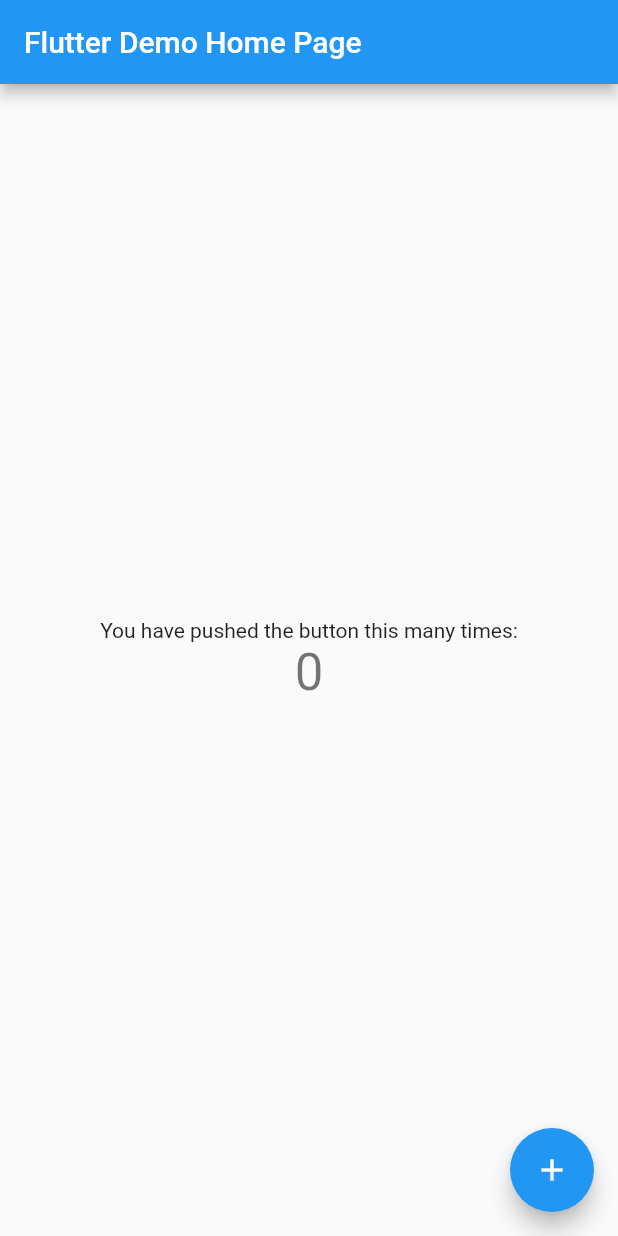
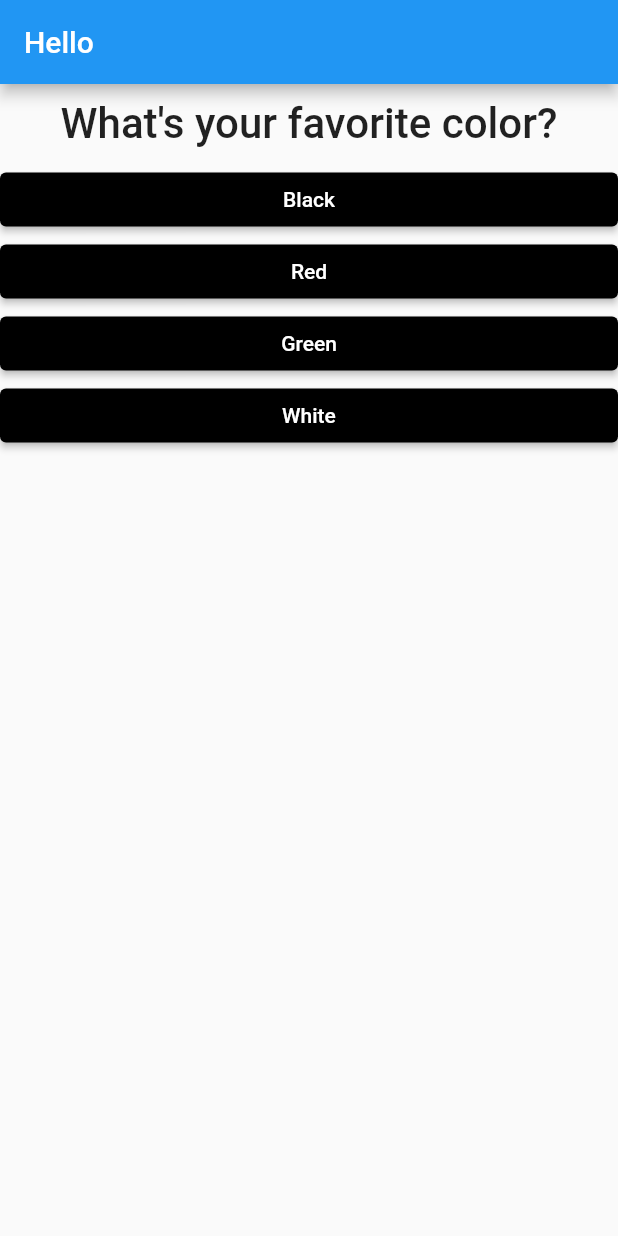
Before and after one commit to AdlyRadwika/quiz_app, a Flutter app: the screen it shows after launch, on a phone screen of 412 x 824 dp. Run offline on Flutter 3.47's test engine with Material 2 defaults, Android fonts, the phone set to English and light mode, and no system bars.

Commit message:
add homepage with quiz, questions, answers, and result widgets (finished)

```diff
--- a/lib/main.dart
+++ b/lib/main.dart
@@ -1,115 +1,15 @@
 import 'package:flutter/material.dart';
+import 'package:quiz_app/page/home/home.dart';
 
-void main() {
-  runApp(const MyApp());
-}
+void main() => runApp(const QuizApp());
 
-class MyApp extends StatelessWidget {
-  const MyApp({Key? key}) : super(key: key);
+class QuizApp extends StatelessWidget {
+  const QuizApp({Key? key}) : super(key: key);
 
-  // This widget is the root of your application.
   @override
   Widget build(BuildContext context) {
-    return MaterialApp(
-      title: 'Flutter Demo',
-      theme: ThemeData(
-        // This is the theme of your application.
-        //
-        // Try running your application with "flutter run". You'll see the
-        // application has a blue toolbar. Then, without quitting the app, try
-        // changing the primarySwatch below to Colors.green and then invoke
-        // "hot reload" (press "r" in the console where you ran "flutter run",
-        // or simply save your changes to "hot reload" in a Flutter IDE).
-        // Notice that the counter didn't reset back to zero; the application
-        // is not restarted.
-        primarySwatch: Colors.blue,
-      ),
-      home: const MyHomePage(title: 'Flutter Demo Home Page'),
+    return const MaterialApp(
+      home: HomePage(),
     );
   }
 }
-
-class MyHomePage extends StatefulWidget {
-  const MyHomePage({Key? key, required this.title}) : super(key: key);
-
-  // This widget is the home page of your application. It is stateful, meaning
-  // that it has a State object (defined below) that contains fields that affect
-  // how it looks.
-
-  // This class is the configuration for the state. It holds the values (in this
-  // case the title) provided by the parent (in this case the App widget) and
-  // used by the build method of the State. Fields in a Widget subclass are
-  // always marked "final".
-
-  final String title;
-
-  @override
-  State<MyHomePage> createState() => _MyHomePageState();
-}
-
-class _MyHomePageState extends State<MyHomePage> {
-  int _counter = 0;
-
-  void _incrementCounter() {
-    setState(() {
-      // This call to setState tells the Flutter framework that something has
-      // changed in this State, which causes it to rerun the build method below
-      // so that the display can reflect the updated values. If we changed
-      // _counter without calling setState(), then the build method would not be
-      // called again, and so nothing would appear to happen.
-      _counter++;
-    });
-  }
-
-  @override
-  Widget build(BuildContext context) {
-    // This method is rerun every time setState is called, for instance as done
-    // by the _incrementCounter method above.
-    //
-    // The Flutter framework has been optimized to make rerunning build methods
-    // fast, so that you can just rebuild anything that needs updating rather
-    // than having to individually change instances of widgets.
-    return Scaffold(
-      appBar: AppBar(
-        // Here we take the value from the MyHomePage object that was created by
-        // the App.build method, and use it to set our appbar title.
-        title: Text(widget.title),
-      ),
-      body: Center(
-        // Center is a layout widget. It takes a single child and positions it
-        // in the middle of the parent.
-        child: Column(
-          // Column is also a layout widget. It takes a list of children and
-          // arranges them vertically. By default, it sizes itself to fit its
-          // children horizontally, and tries to be as tall as its parent.
-          //
-          // Invoke "debug painting" (press "p" in the console, choose the
-          // "Toggle Debug Paint" action from the Flutter Inspector in Android
-          // Studio, or the "Toggle Debug Paint" command in Visual Studio Code)
-          // to see the wireframe for each widget.
-          //
-          // Column has various properties to control how it sizes itself and
-          // how it positions its children. Here we use mainAxisAlignment to
-          // center the children vertically; the main axis here is the vertical
-          // axis because Columns are vertical (the cross axis would be
-          // horizontal).
-          mainAxisAlignment: MainAxisAlignment.center,
-          children: <Widget>[
-            const Text(
-              'You have pushed the button this many times:',
-            ),
-            Text(
-              '$_counter',
-              style: Theme.of(context).textTheme.headline4,
-            ),
-          ],
-        ),
-      ),
-      floatingActionButton: FloatingActionButton(
-        onPressed: _incrementCounter,
-        tooltip: 'Increment',
-        child: const Icon(Icons.add),
-      ), // This trailing comma makes auto-formatting nicer for build methods.
-    );
-  }
-}
--- /dev/null
+++ b/lib/page/home/home.dart
@@ -0,0 +1,72 @@
+import 'package:flutter/material.dart';
+
+import 'package:quiz_app/widgets/home/quiz_widget.dart';
+import 'package:quiz_app/widgets/home/result_widget.dart';
+
+class HomePage extends StatefulWidget {
+  const HomePage({Key? key}) : super(key: key);
+
+  @override
+  State<HomePage> createState() => _HomePageState();
+}
+
+class _HomePageState extends State<HomePage> {
+  final _questions = const [
+    {
+      'questionText': "What's your favorite color?",
+      'answers': [
+        {'text': 'Black', 'score': 10},
+        {'text': 'Red', 'score': 5},
+        {'text': 'Green', 'score': 3},
+        {'text': 'White', 'score': 1},
+      ],
+    },
+    {
+      'questionText': "What's your favorite animal?",
+      'answers': [
+        {'text': 'Cat', 'score': 10},
+        {'text': 'Dog', 'score': 5},
+        {'text': 'Snake', 'score': 3},
+        {'text': 'Rabbit', 'score': 1},
+      ],
+    },
+    {
+      'questionText': "What's your favorite food?",
+      'answers': [
+        {'text': 'Apple', 'score': 10},
+        {'text': 'Pie', 'score': 5},
+        {'text': 'Choco', 'score': 3},
+        {'text': 'Nuts', 'score': 1},
+      ],
+    },
+  ];
+
+  int _questionIndex = 0;
+  int _totalScore = 0;
+
+  void _answerQuestion(int score) {
+    _totalScore += score;
+    _questionIndex += 1;
+    setState(() {});
+  }
+
+  void _resetQuiz() {
+    _questionIndex = 0;
+    _totalScore = 0;
+    setState(() {});
+  }
+
+  @override
+  Widget build(BuildContext context) {
+    return Scaffold(
+      appBar: AppBar(
+        title: const Text('Hello'),
+      ),
+      body: Center(
+        child: _questionIndex < _questions.length
+          ? Quiz(answerQuestion: _answerQuestion, questionIndex: _questionIndex, questions: _questions,)
+          : Result(resultScore: _totalScore,resetHandler: _resetQuiz),
+      ),
+    );
+  }
+}
--- /dev/null
+++ b/lib/widgets/home/answer_widget.dart
@@ -0,0 +1,23 @@
+import 'package:flutter/material.dart';
+
+class Answers extends StatelessWidget {
+  final String answerText;
+  final VoidCallback selectHandler;
+
+  const Answers({Key? key, required this.selectHandler, required this.answerText}) : super(key: key);
+
+  @override
+  Widget build(BuildContext context) {
+    return SizedBox(
+      width: double.infinity,
+      child: ElevatedButton(
+        onPressed: selectHandler,
+        style: ElevatedButton.styleFrom(
+          onPrimary: Colors.white,
+          primary: Colors.black
+        ),
+        child: Text(answerText),
+      ),
+    );
+  }
+}
--- /dev/null
+++ b/lib/widgets/home/questions_widget.dart
@@ -0,0 +1,22 @@
+import 'package:flutter/material.dart';
+
+class Question extends StatelessWidget {
+  final String questionText;
+
+  const Question({Key? key, required this.questionText}) : super(key: key);
+
+  @override
+  Widget build(BuildContext context) {
+    return Container(
+      margin: const EdgeInsets.all(10),
+      child: Text(
+        questionText,
+        style: const TextStyle(
+          fontSize: 28,
+          fontWeight: FontWeight.w500,
+        ),
+        textAlign: TextAlign.center,
+      ),
+    );
+  }
+}
--- /dev/null
+++ b/lib/widgets/home/quiz_widget.dart
@@ -0,0 +1,38 @@
+import 'package:flutter/material.dart';
+
+import 'package:quiz_app/widgets/home/questions_widget.dart';
+import 'package:quiz_app/widgets/home/answer_widget.dart';
+
+class Quiz extends StatelessWidget {
+  final List<Map<String, Object>> questions;
+  final int questionIndex;
+  final Function(int) answerQuestion;
+
+  const Quiz(
+    {
+      Key? key,
+      required this.questions,
+      required this.answerQuestion,
+      required this.questionIndex,
+    }
+  ) : super(key: key);
+
+  @override
+  Widget build(BuildContext context) {
+    return Column(
+      children: [
+        Question(
+          questionText:
+          questions[questionIndex]['questionText'].toString(),
+        ),
+        ...(questions[questionIndex]['answers'] as List<Map<String, Object>>)
+            .map((answer) {
+          return Answers(
+            selectHandler: () => answerQuestion(answer['score'] as int),
+            answerText: answer['text'].toString(),
+          );
+        }).toList(),
+      ],
+    );
+  }
+}
--- /dev/null
+++ b/lib/widgets/home/result_widget.dart
@@ -0,0 +1,48 @@
+import 'package:flutter/material.dart';
+
+class Result extends StatelessWidget {
+  final int resultScore;
+  final VoidCallback resetHandler;
+
+  const Result({Key? key, required this.resultScore, required this.resetHandler}) : super(key: key);
+
+  String get resultPhrase {
+    var resultText = 'You did it!';
+    if (resultScore <= 8) {
+      resultText = 'You are awesome and innocent!';
+    } else if (resultScore <= 12) {
+      resultText = 'Pretty likeable!';
+    } else if (resultScore <= 16) {
+      resultText = 'Wow... ';
+    } else {
+      resultText = "You're so bad!";
+    }
+    return resultText;
+  }
+
+  @override
+  Widget build(BuildContext context) {
+    return Center(
+      child: Column(
+        children: [
+          Text(
+            resultPhrase,
+            style: const TextStyle(
+              fontWeight: FontWeight.w500,
+              fontSize: 32,
+            ),
+            textAlign: TextAlign.center,
+          ),
+          ElevatedButton(
+            onPressed: resetHandler,
+            style: ElevatedButton.styleFrom(
+              primary: Colors.deepOrangeAccent,
+              onPrimary: Colors.white
+            ),
+            child: const Text("Restart",),
+          )
+        ],
+      ),
+    );
+  }
+}
```
